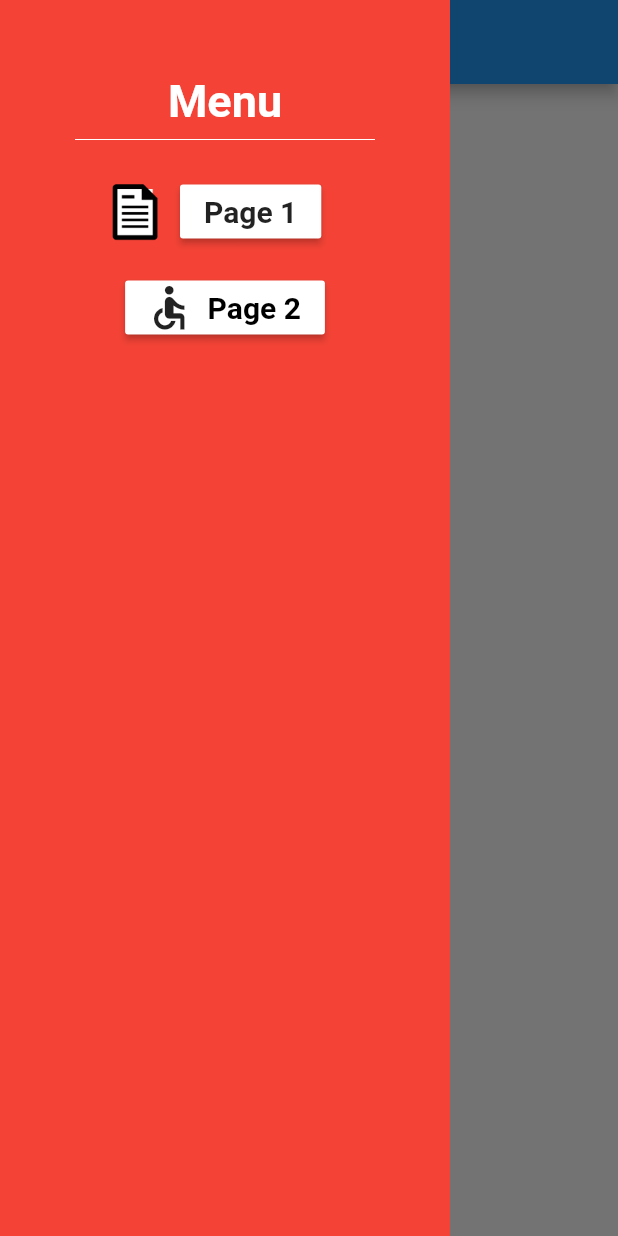
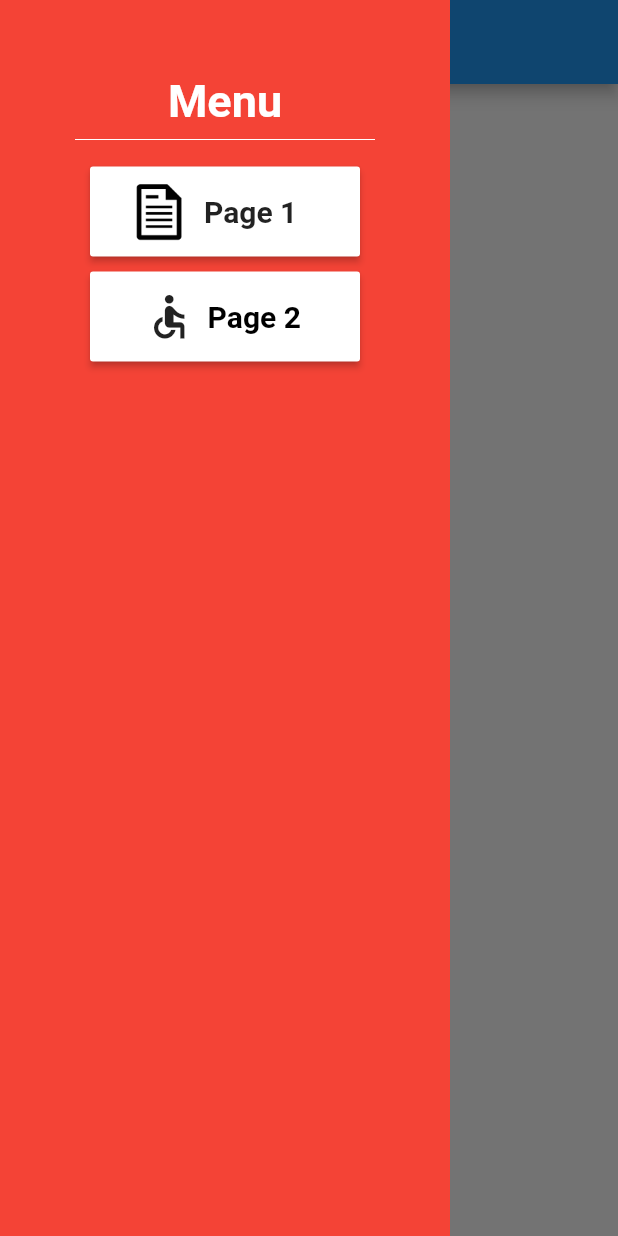
Before and after one commit to Maycon-Natan/app_pageview, a Flutter app: the screen it shows after launch, with the side drawer open, on a phone screen of 412 x 824 dp. Run offline on Flutter 3.47's test engine with Material 2 defaults, Android fonts, the phone set to English and light mode, and no system bars.

Commit message:
ajuste button

```diff
--- a/lib/widget/pagedrawer.dart
+++ b/lib/widget/pagedrawer.dart
@@ -23,6 +23,7 @@ class PageDrawer extends StatelessWidget {
           ),
           Padding(
             padding: EdgeInsets.all(10),
+            child: RaisedButton(
               child: Row(
                 children: [
                   Container(
@@ -36,24 +37,26 @@ class PageDrawer extends StatelessWidget {
                       ),
                     ),
                   ),
-                RaisedButton(
-                  child: Text(
+                  Text(
                     'Page 1',
                     style: TextStyle(
                       fontSize: 20.0,
                       fontWeight: FontWeight.bold,
                     ),
                   ),
+                ],
+              ),
               color: Colors.white,
               onPressed: () {
-                    Navigator.push(context,
-                        MaterialPageRoute(builder: (context) => Page1()));
+                Navigator.push(
+                    context, MaterialPageRoute(builder: (context) => Page1()));
               },
-                )
-              ],
             ),
           ),
-          RaisedButton.icon(
+          Container(
+            width: 180,
+            height: 60 ,
+            child: RaisedButton.icon(
               onPressed: () {
                 Navigator.push(
                     context, MaterialPageRoute(builder: (context) => Page2()));
@@ -71,6 +74,7 @@ class PageDrawer extends StatelessWidget {
               ),
               color: Colors.white,
             ),
+          )
         ],
       ),
     );
```
Lines whose indentation alone changed are shown as unchanged.
